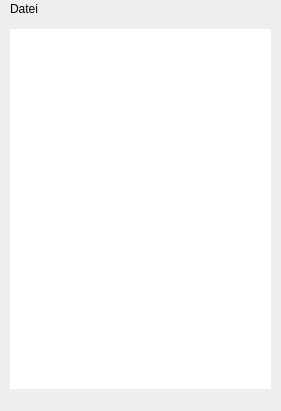
The window that ui/searchhistory.ui (notCrazy0815/infoprojekt) describes before a commit, drawn with Qt 5.
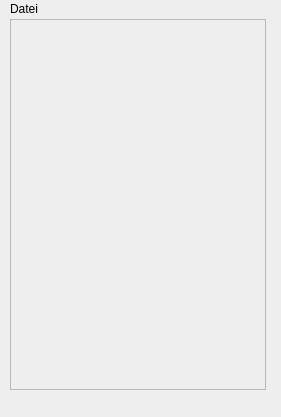
The same window after the commit.

Diff of the .ui file:
```diff
--- a/ui/searchhistory.ui
+++ b/ui/searchhistory.ui
@@ -7,7 +7,7 @@
     <x>0</x>
     <y>0</y>
     <width>281</width>
-    <height>411</height>
+    <height>417</height>
    </rect>
   </property>
   <property name="windowTitle">
@@ -18,25 +18,15 @@
 color: black;</string>
   </property>
   <widget class="QWidget" name="centralwidget">
-   <widget class="QTextEdit" name="outputTa">
+   <widget class="QListWidget" name="outputList">
     <property name="geometry">
      <rect>
       <x>10</x>
-      <y>10</y>
-      <width>261</width>
+      <y>0</y>
+      <width>256</width>
       <height>371</height>
      </rect>
     </property>
-    <property name="font">
-     <font>
-      <family>Arial</family>
-     </font>
-    </property>
-    <property name="styleSheet">
-     <string notr="true">border: none;
-color: black;
-background-color: #fff;</string>
-    </property>
    </widget>
   </widget>
   <widget class="QMenuBar" name="menubar">
```
Left out of the diff: 7 changed lines with no effect on the pictures.
